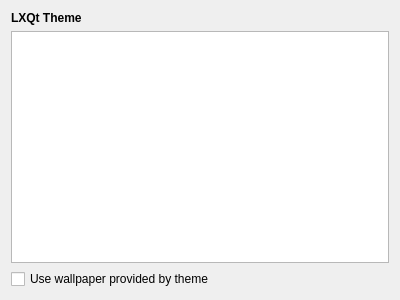
First picture: the form in lxqt-config-appearance/lxqtthemeconfig.ui, repository lxqt/lxqt-config, before the edit.
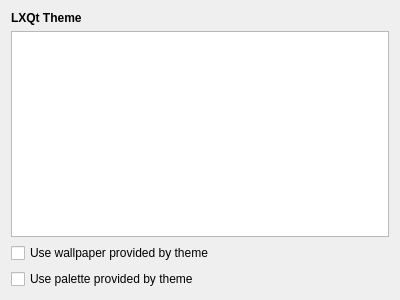
Second picture: the form after the edit.

Commit message:
Added checkbox to use palette provided by LXQt theme (#1033)
Closes https://github.com/lxqt/lxqt-config/issues/974

Also,
 * Save and restore the checked state of the checkbox for wallpaper overriding;
 * Swapped the rows of tooltip and link colors in the Qt Palette GUI.

Diff of the .ui file:
```diff
--- a/lxqt-config-appearance/lxqtthemeconfig.ui
+++ b/lxqt-config-appearance/lxqtthemeconfig.ui
@@ -58,6 +58,13 @@
      </property>
     </widget>
    </item>
+   <item>
+    <widget class="QCheckBox" name="paletteOverride">
+     <property name="text">
+      <string>Use palette provided by theme</string>
+     </property>
+    </widget>
+   </item>
   </layout>
  </widget>
  <resources/>
```
The commit also changes 6 other files.
